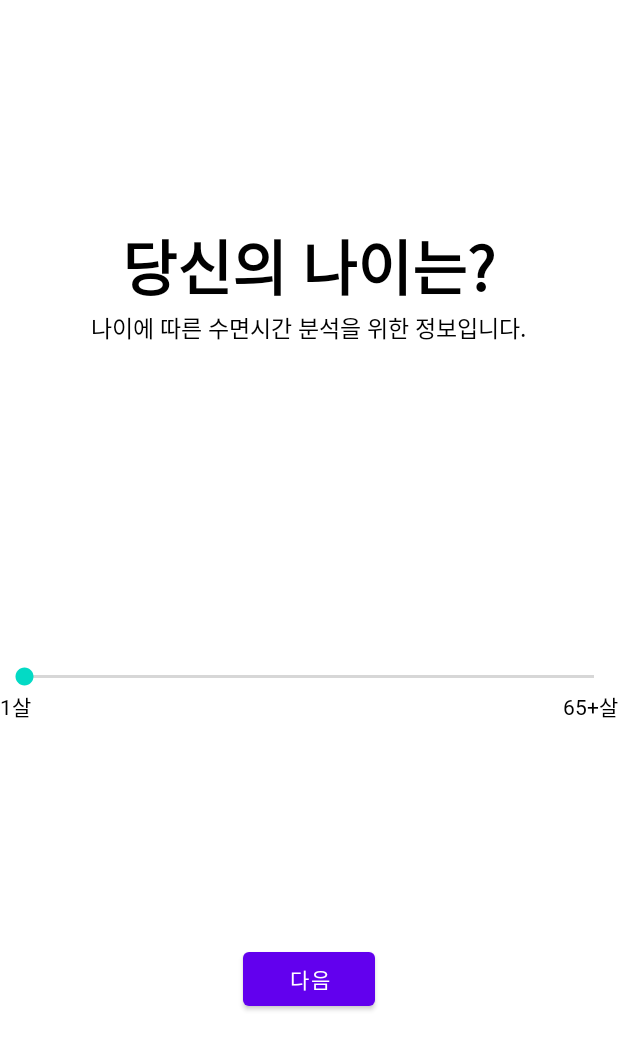
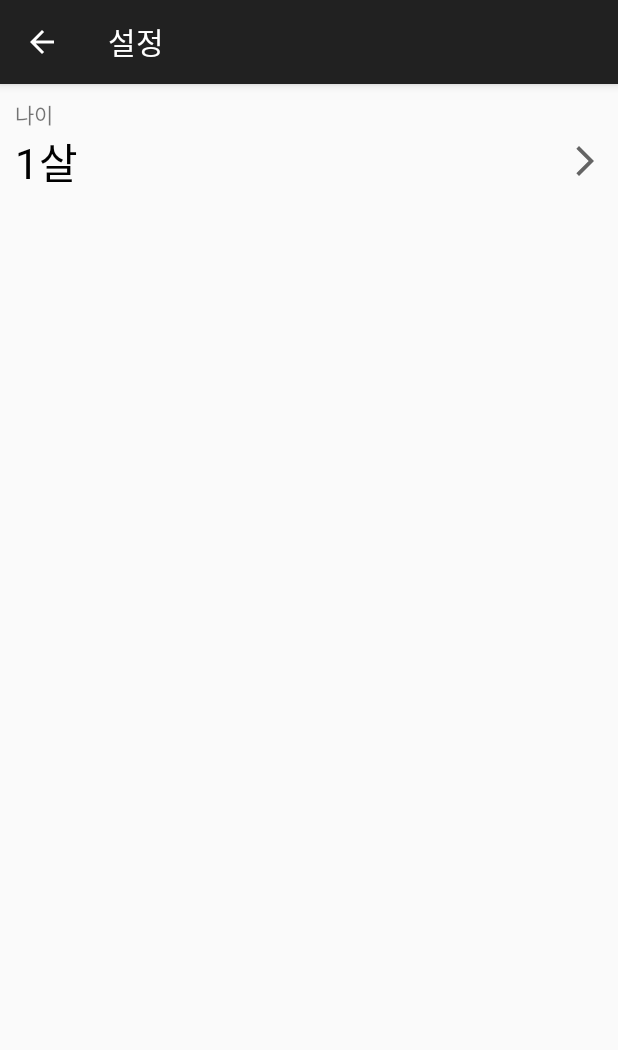
Before and after one commit to jaemin-Yoo/SleepNow, an Android app: the MainActivity screen opened directly, with no data from a screen before it, after a tap on an icon or button, on a phone screen of 412 x 824 dp. Shown: the top 1050 px of the screen. Run offline under Robolectric (Android 15) with nearby library versions, the phone set to English and light mode, and no system bars; our stand-ins replace data binding.

Commit message:
Add SettingActivity

```diff
--- a/SleepNow/app/src/main/java/com/example/sleepnow/MainActivity.kt
+++ b/SleepNow/app/src/main/java/com/example/sleepnow/MainActivity.kt
@@ -36,11 +36,10 @@ class MainActivity : AppCompatActivity() {
             dialog.showDialog(model.sleepTimeData)
         })
 
-        // 환경설정 이동
+        // 설정 이동
         btn_setting.setOnClickListener {
-            val intent = Intent(this, SelectAgeActivity::class.java)
+            val intent = Intent(this, SettingActivity::class.java)
             startActivity(intent)
-            finish()
         }
     }
 }
--- /dev/null
+++ b/SleepNow/app/src/main/java/com/example/sleepnow/SettingActivity.kt
@@ -0,0 +1,50 @@
+package com.example.sleepnow
+
+import android.app.Activity
+import android.content.Intent
+import androidx.appcompat.app.AppCompatActivity
+import android.os.Bundle
+import androidx.activity.result.ActivityResultLauncher
+import androidx.activity.result.contract.ActivityResultContracts
+import androidx.activity.viewModels
+import androidx.databinding.DataBindingUtil
+import androidx.lifecycle.Observer
+import com.example.sleepnow.databinding.ActivitySelectAgeBinding
+import com.example.sleepnow.databinding.ActivitySettingBinding
+import com.example.sleepnow.utils.MyApplication
+import com.example.sleepnow.viewmodels.SelectAgeViewModel
+import kotlinx.android.synthetic.main.activity_setting.*
+
+class SettingActivity : AppCompatActivity() {
+
+    private lateinit var binding: ActivitySettingBinding
+    private val model: SelectAgeViewModel by viewModels()
+
+    private lateinit var result: ActivityResultLauncher<Intent>
+    private var age = MyApplication.prefs.getInt("age")
+
+    override fun onCreate(savedInstanceState: Bundle?) {
+        super.onCreate(savedInstanceState)
+        binding = DataBindingUtil.setContentView(this, R.layout.activity_setting)
+        binding.lifecycleOwner = this
+        binding.vm = model
+
+        // 타이틀바 설정
+        var actionBar = supportActionBar
+        actionBar!!.title = "설정"
+        actionBar.setDisplayHomeAsUpEnabled(true)
+
+        result = registerForActivityResult(ActivityResultContracts.StartActivityForResult()){
+            if (it.resultCode == Activity.RESULT_OK){
+                tv_age.text = it.data?.getIntExtra("age", -1).toString() + "살"
+                age = MyApplication.prefs.getInt("age")
+            }
+        }
+
+        btn_age.setOnClickListener {
+            val intent = Intent(this, SelectAgeActivity::class.java)
+            intent.putExtra("age", age)
+            result.launch(intent)
+        }
+    }
+}
--- a/SleepNow/app/src/main/java/com/example/sleepnow/SplashActivity.kt
+++ b/SleepNow/app/src/main/java/com/example/sleepnow/SplashActivity.kt
@@ -6,6 +6,7 @@ import android.os.Bundle
 import android.os.Handler
 import android.os.Looper
 import com.example.sleepnow.utils.MyApplication
+import com.example.sleepnow.viewmodels.SelectAgeViewModel
 
 class SplashActivity : AppCompatActivity() {
 
--- a/SleepNow/app/src/main/java/com/example/sleepnow/viewmodels/SelectAgeViewModel.kt
+++ b/SleepNow/app/src/main/java/com/example/sleepnow/viewmodels/SelectAgeViewModel.kt
@@ -4,12 +4,22 @@ import android.app.Application
 import android.widget.SeekBar
 import androidx.lifecycle.AndroidViewModel
 import androidx.lifecycle.MutableLiveData
+import com.example.sleepnow.utils.MyApplication
 
 class SelectAgeViewModel(application: Application): AndroidViewModel(application) {
     var age = MutableLiveData<String>()
 
     init{
-        age.value = "1살"
+        var curAge = MyApplication.prefs.getInt("age")
+        if (curAge > 0){
+            if (curAge >= 65){
+                age.value = "${curAge}+살"
+            } else{
+                age.value = "${curAge}살"
+            }
+        } else{
+            age.value = "나이를 선택해주세요."
+        }
     }
 
     fun changeAge(seekBar: SeekBar){
--- /dev/null
+++ b/SleepNow/app/src/main/res/drawable/ic_next.xml
@@ -0,0 +1,11 @@
+<vector xmlns:android="http://schemas.android.com/apk/res/android"
+    android:width="24dp"
+    android:height="24dp"
+    android:viewportWidth="24"
+    android:viewportHeight="24"
+    android:tint="?attr/colorControlNormal"
+    android:autoMirrored="true">
+  <path
+      android:fillColor="@android:color/white"
+      android:pathData="M6.23,20.23l1.77,1.77l10,-10l-10,-10l-1.77,1.77l8.23,8.23z"/>
+</vector>
--- a/SleepNow/app/src/main/res/layout/activity_select_age.xml
+++ b/SleepNow/app/src/main/res/layout/activity_select_age.xml
@@ -26,11 +26,12 @@
             app:layout_constraintBottom_toTopOf="@+id/linear2">
 
             <TextView
+                android:id="@+id/tv_title"
                 android:layout_width="wrap_content"
                 android:layout_height="wrap_content"
                 android:text="당신의 나이는?"
                 android:textSize="40dp"
-                android:textColor="@color/black"
+                android:textColor="@color/sky"
                 android:textStyle="bold"
                 android:gravity="center"
                 android:fontFamily="@font/medium"
@@ -41,7 +42,7 @@
                 android:layout_height="wrap_content"
                 android:text="나이에 따른 수면시간 분석을 위한 정보입니다."
                 android:textSize="15dp"
-                android:textColor="@color/black"
+                android:textColor="@color/light_indigo"
                 android:gravity="center"
                 android:fontFamily="@font/medium"
                 android:includeFontPadding="false"/>
@@ -63,7 +64,7 @@
                 android:layout_height="wrap_content"
                 android:text="@{vm.age}"
                 android:textSize="25dp"
-                android:textColor="@color/black"
+                android:textColor="@color/indigo"
                 android:fontFamily="@font/medium"
                 android:layout_marginBottom="30dp"
                 android:layout_gravity="center"/>
@@ -86,7 +87,7 @@
                     android:layout_width="wrap_content"
                     android:layout_height="wrap_content"
                     android:text="1살"
-                    android:textColor="@color/black"
+                    android:textColor="@color/light_indigo"
                     android:fontFamily="@font/medium"/>
 
                 <View
@@ -97,7 +98,7 @@
                 <TextView
                     android:layout_width="wrap_content"
                     android:layout_height="wrap_content"
-                    android:textColor="@color/black"
+                    android:textColor="@color/light_indigo"
                     android:text="65+살"
                     android:fontFamily="@font/medium"/>
 
--- /dev/null
+++ b/SleepNow/app/src/main/res/layout/activity_setting.xml
@@ -0,0 +1,65 @@
+<?xml version="1.0" encoding="utf-8"?>
+<layout xmlns:android="http://schemas.android.com/apk/res/android"
+    xmlns:app="http://schemas.android.com/apk/res-auto"
+    xmlns:tools="http://schemas.android.com/tools">
+
+    <data>
+        <variable
+            name="vm"
+            type="com.example.sleepnow.viewmodels.SelectAgeViewModel" />
+    </data>
+
+    <LinearLayout
+        android:layout_width="match_parent"
+        android:layout_height="match_parent"
+        android:orientation="vertical"
+        android:padding="10dp"
+        tools:context=".SettingActivity">
+
+        <LinearLayout
+            android:layout_width="match_parent"
+            android:layout_height="wrap_content"
+            android:orientation="vertical">
+
+            <TextView
+                android:layout_width="wrap_content"
+                android:layout_height="wrap_content"
+                android:text="나이"
+                android:fontFamily="@font/medium"
+                android:includeFontPadding="false"/>
+
+            <LinearLayout
+                android:id="@+id/btn_age"
+                android:layout_width="match_parent"
+                android:layout_height="wrap_content"
+                android:orientation="horizontal">
+
+                <TextView
+                    android:id="@+id/tv_age"
+                    android:layout_width="wrap_content"
+                    android:layout_height="wrap_content"
+                    android:text="@{vm.age.toString()}"
+                    android:textSize="28sp"
+                    android:fontFamily="@font/medium"
+                    android:includeFontPadding="false"
+                    android:textColor="@color/black"/>
+
+                <View
+                    android:layout_width="wrap_content"
+                    android:layout_height="match_parent"
+                    android:layout_weight="1"/>
+
+                <ImageView
+                    android:layout_width="wrap_content"
+                    android:layout_height="wrap_content"
+                    android:layout_gravity="center"
+                    android:src="@drawable/ic_next"/>
+
+            </LinearLayout>
+
+
+        </LinearLayout>
+
+    </LinearLayout>
+
+</layout>
--- a/SleepNow/app/src/main/res/values/themes.xml
+++ b/SleepNow/app/src/main/res/values/themes.xml
@@ -18,9 +18,9 @@
         <item name="windowNoTitle">true</item>
     </style>
 
-    <!-- Splash 화면 Theme (타이블, 액션바 제거) -->
-    <style name="SplashTheme" parent="Theme.AppCompat.Light.DarkActionBar">
-        <item name="windowNoTitle">true</item>
-        <item name="windowActionBar">false</item>
+    <!-- Setting 화면 Theme -->
+    <style name="SettingTheme" parent="Theme.AppCompat.Light.DarkActionBar">
+        <item name="windowNoTitle">false</item>
+        <item name="windowActionBar">true</item>
     </style>
 </resources>
```
Also changed, not shown: SleepNow/app/src/main/AndroidManifest.xml (+7 -3 lines), SleepNow/app/src/main/java/com/example/sleepnow/SelectAgeActivity.kt (+30 -5 lines).
